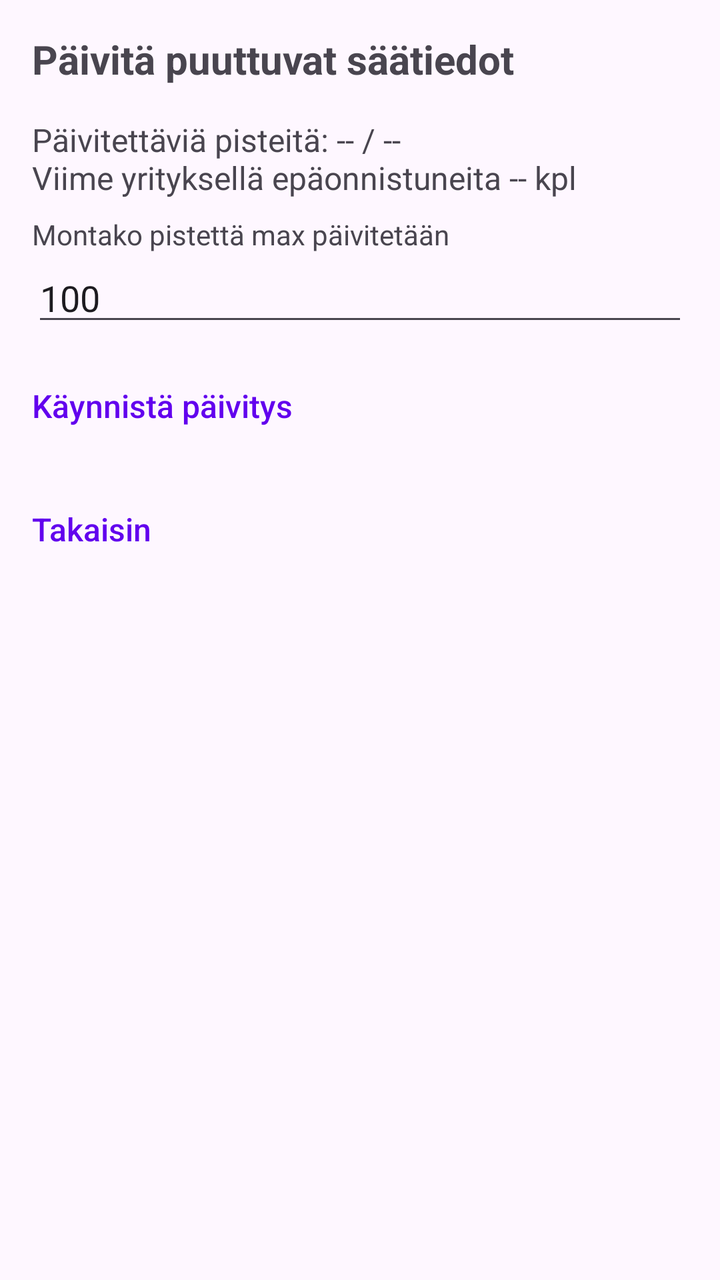
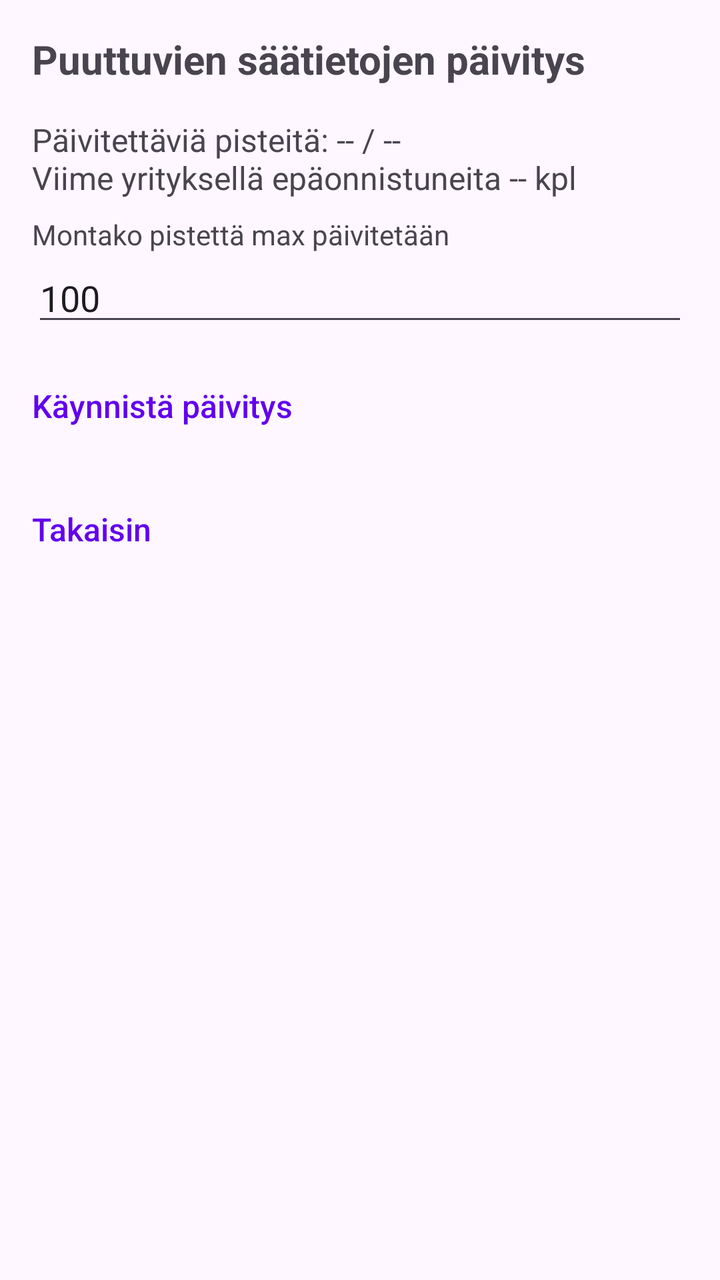

The first picture is an Android layout as it rendered before a commit; the second is the same layout after the commit. The layout source and the unified diff follow.
<!-- AndroidManifest.xml: application theme Theme.KalaKartta -->
<!-- res/layout/activity_weather_update.xml -->
<?xml version="1.0" encoding="utf-8"?>
<ScrollView xmlns:android="http://schemas.android.com/apk/res/android"
    android:layout_width="match_parent"
    android:layout_height="match_parent"
    android:padding="16dp">

    <LinearLayout
        android:layout_width="match_parent"
        android:layout_height="wrap_content"
        android:orientation="vertical">

        <TextView
            android:id="@+id/titleText"
            android:layout_width="match_parent"
            android:layout_height="wrap_content"
            android:text="Päivitä puuttuvat säätiedot"
            android:textSize="20sp"
            android:textStyle="bold"
            android:layout_marginBottom="16dp" />

        <TextView
            android:id="@+id/pointsToUpdateText"
            android:layout_width="match_parent"
            android:layout_height="wrap_content"
            android:text="Päivitettäviä pisteitä: -- / --&#10;Viime yrityksellä epäonnistuneita -- kpl"
            android:textSize="16sp"
            android:layout_marginBottom="8dp" />

        <TextView
            android:layout_width="match_parent"
            android:layout_height="wrap_content"
            android:text="Montako pistettä max päivitetään"
            android:textSize="14sp" />

        <EditText
            android:id="@+id/maxCountEditText"
            android:layout_width="match_parent"
            android:layout_height="wrap_content"
            android:inputType="number"
            android:text="100"
            android:layout_marginBottom="16dp" />

    <TextView
        android:id="@+id/startButton"
        style="@style/TextAppearance.KalaKartta.ActionLink"
        android:layout_width="match_parent"
        android:layout_height="wrap_content"
        android:text="Käynnistä päivitys"
        android:background="?attr/selectableItemBackground"
        android:clickable="true"
        android:focusable="true"
        android:paddingTop="8dp"
        android:paddingBottom="8dp"
        android:layout_marginBottom="16dp" />

        <LinearLayout
            android:id="@+id/progressLayout"
            android:layout_width="match_parent"
            android:layout_height="wrap_content"
            android:orientation="vertical"
            android:visibility="gone">

            <ProgressBar
                android:id="@+id/progressBar"
                style="?android:attr/progressBarStyleHorizontal"
                android:layout_width="match_parent"
                android:layout_height="wrap_content"
                android:max="100"
                android:progress="0" />

            <TextView
                android:id="@+id/statusText"
                android:layout_width="match_parent"
                android:layout_height="wrap_content"
                android:text="Päivitetään..."
                android:textSize="14sp"
                android:layout_marginTop="4dp" />

            <TextView
                android:id="@+id/statsText"
                android:layout_width="match_parent"
                android:layout_height="wrap_content"
                android:text=""
                android:textSize="14sp"
                android:layout_marginTop="4dp" />

        <TextView
            android:id="@+id/cancelButton"
            style="@style/TextAppearance.KalaKartta.ActionLink"
            android:layout_width="wrap_content"
            android:layout_height="wrap_content"
            android:text="Peruuta"
            android:background="?attr/selectableItemBackground"
            android:clickable="true"
            android:focusable="true"
            android:paddingTop="8dp"
            android:paddingBottom="8dp"
            android:layout_gravity="center_horizontal"
            android:layout_marginTop="8dp" />
        </LinearLayout>

        <LinearLayout
            android:id="@+id/resultLayout"
            android:layout_width="match_parent"
            android:layout_height="wrap_content"
            android:orientation="vertical"
            android:visibility="gone"
            android:layout_marginTop="16dp">

            <TextView
                android:id="@+id/summaryText"
                android:layout_width="match_parent"
                android:layout_height="wrap_content"
                android:text="Päivitys valmis."
                android:textStyle="bold"
                android:textSize="16sp" />

            <TextView
                android:id="@+id/successCountText"
                android:layout_width="match_parent"
                android:layout_height="wrap_content"
                android:text="Onnistuneesti päivitetty: 0" />

            <TextView
                android:id="@+id/failureCountText"
                android:layout_width="match_parent"
                android:layout_height="wrap_content"
                android:text="Virheellisiä: 0" />

            <TextView
                android:id="@+id/errorLogButton"
                style="@style/TextAppearance.KalaKartta.ActionLink"
                android:layout_width="match_parent"
                android:layout_height="wrap_content"
                android:text="Näytä virheloki"
                android:background="?attr/selectableItemBackground"
                android:clickable="true"
                android:focusable="true"
                android:paddingTop="8dp"
                android:paddingBottom="8dp"
                android:layout_marginTop="8dp"
                android:visibility="gone" />
        </LinearLayout>

        <TextView
            android:id="@+id/okButton"
            style="@style/TextAppearance.KalaKartta.ActionLink"
            android:layout_width="match_parent"
            android:layout_height="wrap_content"
            android:text="OK"
            android:background="?attr/selectableItemBackground"
            android:clickable="true"
            android:focusable="true"
            android:paddingTop="8dp"
            android:paddingBottom="8dp"
            android:layout_marginTop="24dp"
            android:visibility="gone" />

        <TextView
            android:id="@+id/backButton"
            style="@style/TextAppearance.KalaKartta.ActionLink"
            android:layout_width="match_parent"
            android:layout_height="wrap_content"
            android:text="Takaisin"
            android:background="?attr/selectableItemBackground"
            android:clickable="true"
            android:focusable="true"
            android:paddingTop="8dp"
            android:paddingBottom="8dp"
            android:layout_marginTop="8dp" />

    </LinearLayout>
</ScrollView>
<!-- resources referenced by this layout -->
<resources>
  <style name="TextAppearance.KalaKartta.ActionLink" parent="TextAppearance.KalaKartta.MenuLink">
          <item name="android:textColor">@color/link_color</item>
      </style>
  <style name="Theme.KalaKartta" parent="Base.Theme.KalaKartta" />
  <style name="TextAppearance.KalaKartta.MenuLink" parent="">
          <item name="android:fontFamily">sans-serif-medium</item>
          <item name="android:textSize">16sp</item>
          <item name="android:textColor">?android:attr/textColorPrimary</item>
          <item name="android:textStyle">normal</item>
      </style>
  <color name="link_color">#6200EE</color>
  <style name="Base.Theme.KalaKartta" parent="Theme.Material3.DayNight.NoActionBar">
          
          <item name="colorPrimary">#6200EE</item>
          <item name="colorOnPrimary">#FFFFFF</item>
          <item name="editTextStyle">@style/Widget.AppCompat.EditText</item>
          <item name="android:spinnerStyle">@style/Widget.AppCompat.Spinner</item>
      </style>
</resources>

<!-- the commit's change to res/layout/activity_weather_update.xml (unified diff, before → after) -->
@@ -13,7 +13,7 @@
             android:id="@+id/titleText"
             android:layout_width="match_parent"
             android:layout_height="wrap_content"
-            android:text="Päivitä puuttuvat säätiedot"
+            android:text="Puuttuvien säätietojen päivitys"
             android:textSize="20sp"
             android:textStyle="bold"
             android:layout_marginBottom="16dp" />
